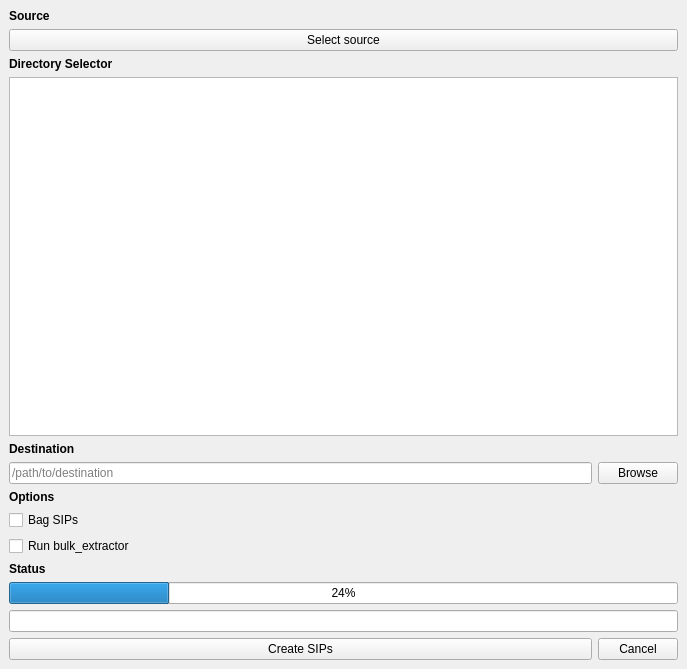
Qt form design.ui (CCA-Public/folderprocessor) before a commit.
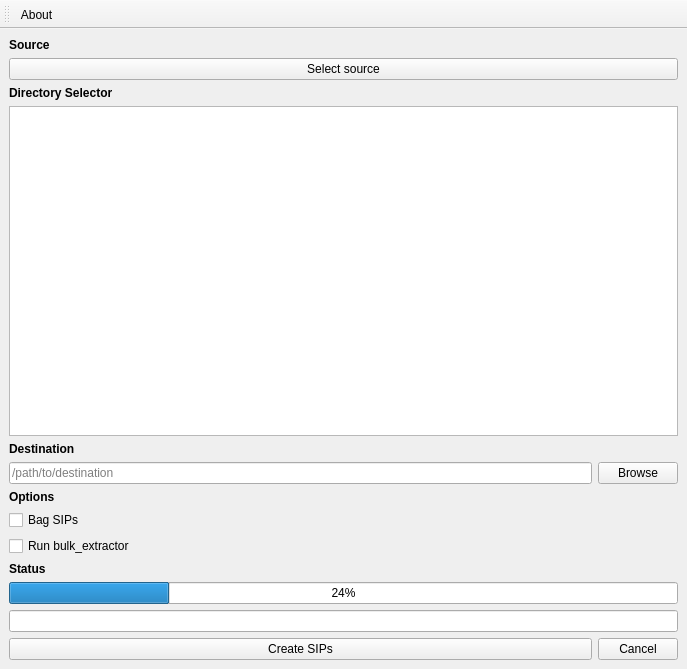
The same form after that commit.

Commit message: Add about button

```diff
--- a/design.ui
+++ b/design.ui
@@ -114,6 +114,23 @@
     </item>
    </layout>
   </widget>
+  <widget class="QToolBar" name="toolBar">
+   <property name="windowTitle">
+    <string>toolBar</string>
+   </property>
+   <attribute name="toolBarArea">
+    <enum>TopToolBarArea</enum>
+   </attribute>
+   <attribute name="toolBarBreak">
+    <bool>false</bool>
+   </attribute>
+   <addaction name="actionAbout"/>
+  </widget>
+  <action name="actionAbout">
+   <property name="text">
+    <string>About</string>
+   </property>
+  </action>
  </widget>
  <resources/>
  <connections/>
```
The commit also changes 3 other files.
